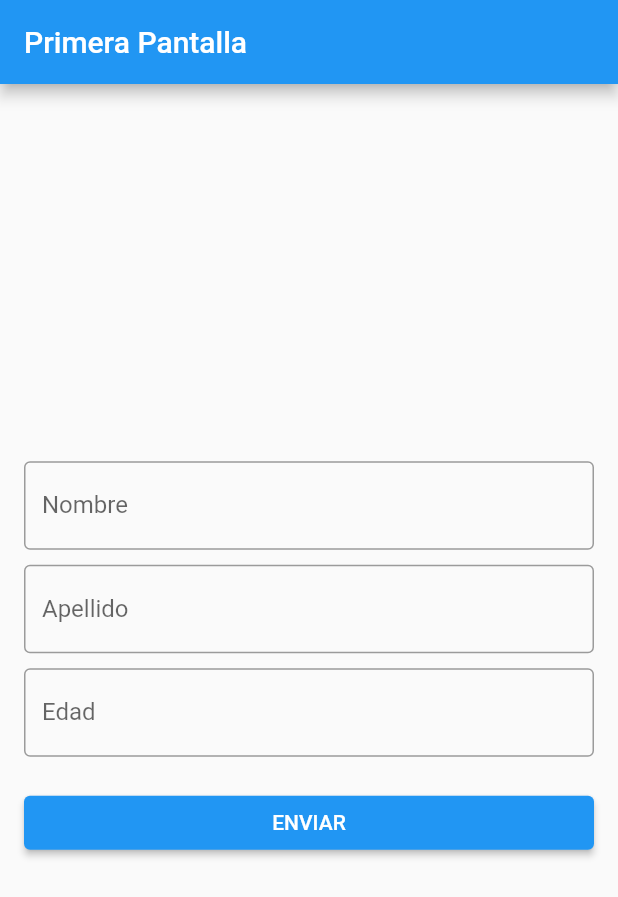
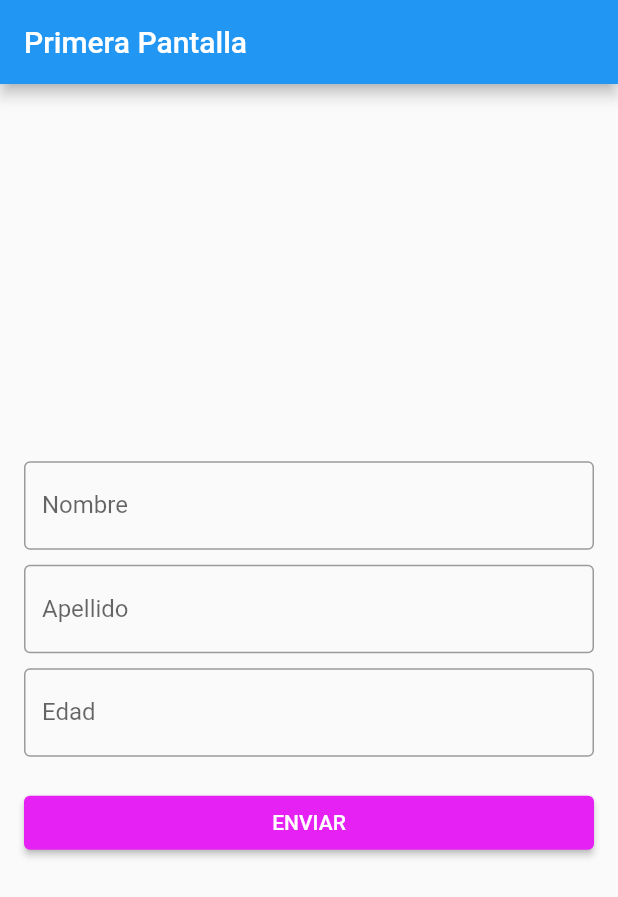
Before and after one commit to Agui24/pasar_parametros, a Flutter app: the screen it shows after launch, on a phone screen of 412 x 824 dp. Shown: the top 897 px of the screen. Run offline on Flutter 3.47's test engine with Material 2 defaults, Android fonts, the phone set to English and light mode, and no system bars.

Commit message:
pagina home

```diff
--- a/lib/home.dart
+++ b/lib/home.dart
@@ -68,7 +68,8 @@ class _PrimeraPantallaState extends State<PrimeraPantalla> {
                 );
               },
               style: ElevatedButton.styleFrom(
-                primary: Colors.blue, // background color
+                primary:
+                    const Color.fromARGB(255, 229, 33, 243), // background color
                 onPrimary: Colors.white, // text color
               ),
               child: Text('ENVIAR'),
```
